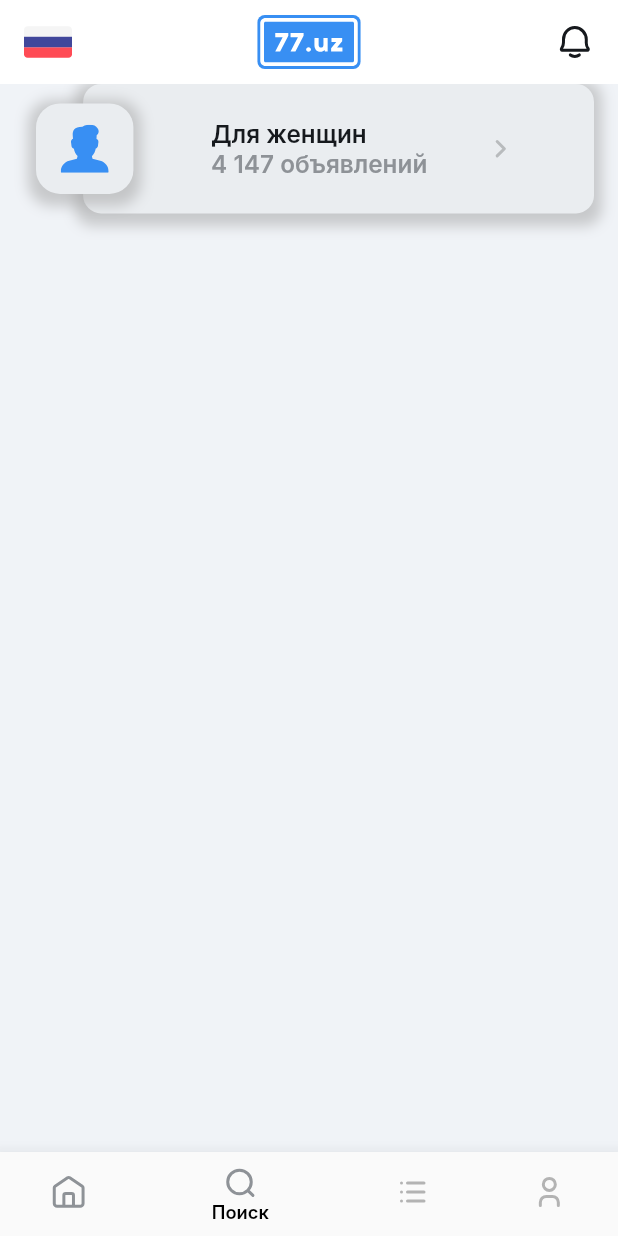
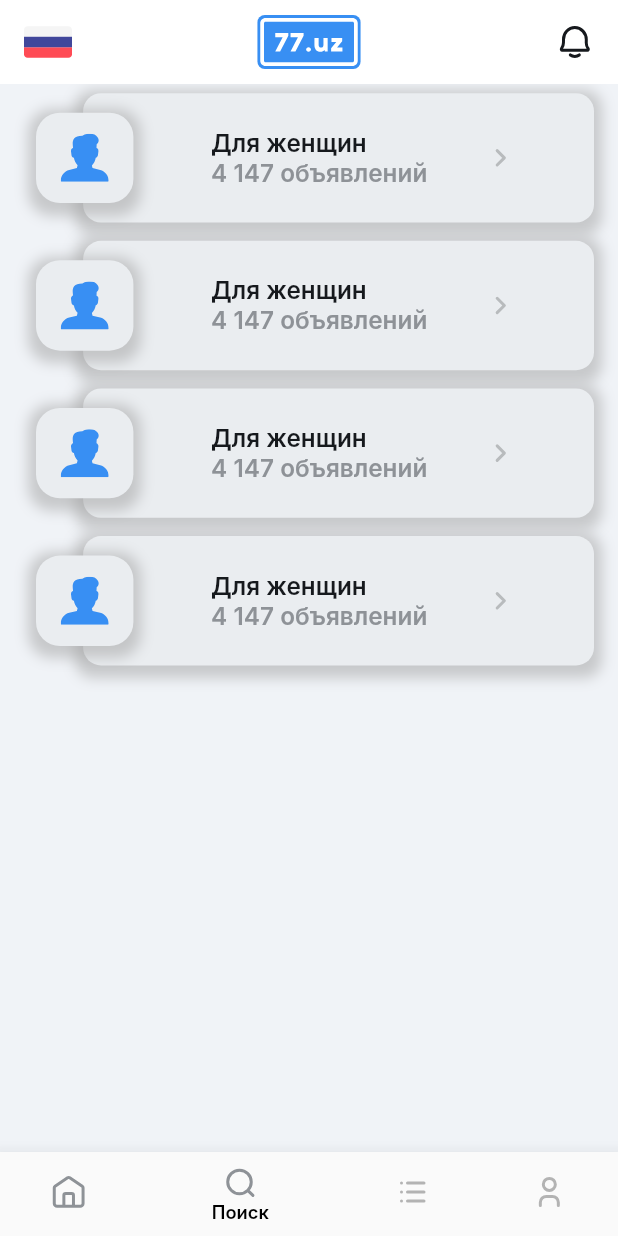
Before and after one commit to MuhammadSodiq04/flutter_team, a Flutter app: the screen it shows after launch, item 2 of the bottom bar chosen, on a phone screen of 412 x 824 dp. Run offline on Flutter 3.47's test engine with Material 2 defaults, Android fonts, the phone set to English and light mode, and no system bars; our stand-ins replace bloc, dio, flutter_bloc, flutter_screenutil, flutter_svg, image_picker and 1 more; Roboto replaces fonts that are missing (Inter).

Commit message:
same changes

```diff
--- a/lib/ui/category/category_screen.dart
+++ b/lib/ui/category/category_screen.dart
@@ -36,7 +36,38 @@ class _CategoryScreenState extends State<CategoryScreen> {
         padding: const EdgeInsets.symmetric(horizontal: 16),
         child: Column(
           children: [
-            CategoryWidgets()
+            Padding(
+              padding: EdgeInsets.symmetric(vertical: 6.h),
+              child: const CategoryWidgets(
+                icon: AppImages.men,
+                text: "Для женщин",
+                subtext: "4 147 объявлений",
+              ),
+            ),
+            Padding(
+              padding: EdgeInsets.symmetric(vertical: 6.h),
+              child: const CategoryWidgets(
+                icon: AppImages.men,
+                text: "Для женщин",
+                subtext: "4 147 объявлений",
+              ),
+            ),
+            Padding(
+              padding: EdgeInsets.symmetric(vertical: 6.h),
+              child: const CategoryWidgets(
+                icon: AppImages.men,
+                text: "Для женщин",
+                subtext: "4 147 объявлений",
+              ),
+            ),
+            Padding(
+              padding: EdgeInsets.symmetric(vertical: 6.h),
+              child: const CategoryWidgets(
+                icon: AppImages.men,
+                text: "Для женщин",
+                subtext: "4 147 объявлений",
+              ),
+            ),
           ],
         ),
       ),
--- a/lib/ui/category/widgets/categorys_widget.dart
+++ b/lib/ui/category/widgets/categorys_widget.dart
@@ -5,7 +5,11 @@ import 'package:flutter_team/utils/colors.dart';
 import 'package:flutter_team/utils/icons.dart';
 
 class CategoryWidgets extends StatelessWidget {
-  const CategoryWidgets({super.key});
+  const CategoryWidgets({super.key, required this.icon, required this.text, required this.subtext});
+
+  final String icon;
+  final String text;
+  final String subtext;
 
   @override
   Widget build(BuildContext context) {
@@ -43,7 +47,7 @@ class CategoryWidgets extends StatelessWidget {
                         mainAxisAlignment: MainAxisAlignment.center,
                         children: [
                           Text(
-                            "Для женщин",
+                            text,
                             style: TextStyle(
                                 fontWeight: FontWeight.w600,
                                 fontSize: 16.sp,
@@ -51,7 +55,7 @@ class CategoryWidgets extends StatelessWidget {
                                 fontFamily: "Inter"),
                           ),
                           Text(
-                            "4 147 объявлений",
+                            subtext,
                             style: TextStyle(
                                 fontWeight: FontWeight.w600,
                                 fontSize: 16.sp,
@@ -89,7 +93,7 @@ class CategoryWidgets extends StatelessWidget {
                 height: 64.h,
                 width: 64.h,
                 child: Center(
-                  child: SvgPicture.asset(AppImages.men),
+                  child: SvgPicture.asset(icon),
                 ),
               ),
             ),
```
